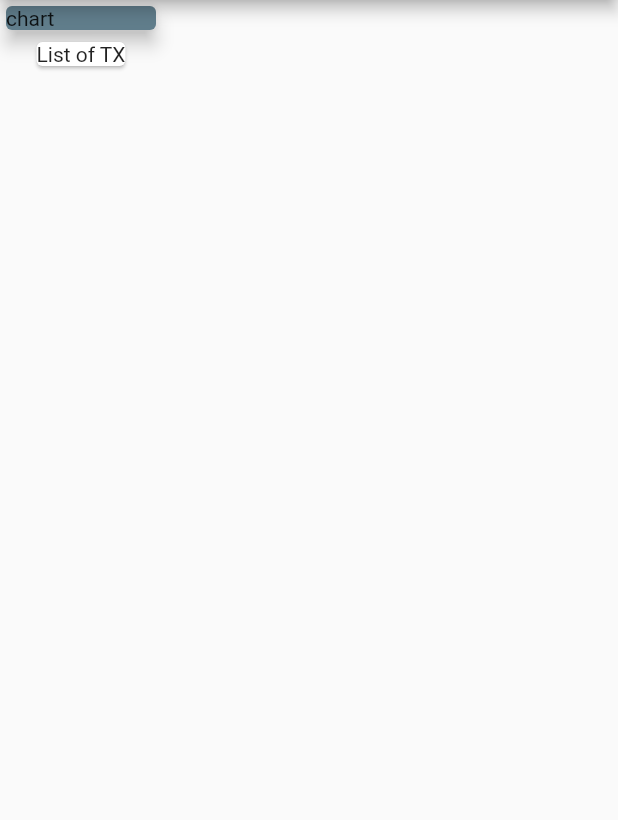
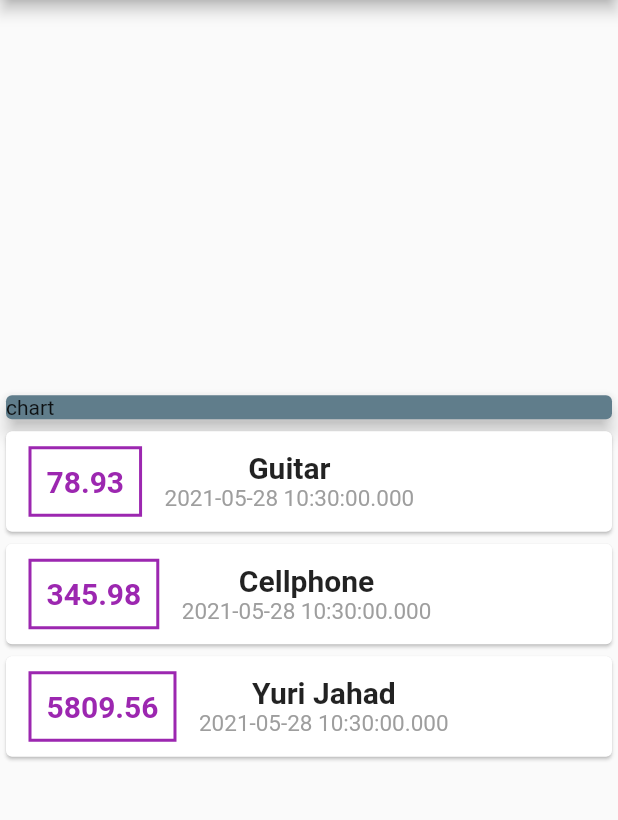
Before and after one commit to AndresN17/Expenses_App, a Flutter app: the screen it shows after launch, on a phone screen of 412 x 824 dp, the part 84-904 px from its top. Run offline on Flutter 3.47's test engine with Material 2 defaults, Android fonts, the phone set to English and light mode, and no system bars.

Commit message:
Adding rows and columns an styling the components

```diff
--- a/lib/main.dart
+++ b/lib/main.dart
@@ -1,4 +1,5 @@
 import 'package:flutter/material.dart';
+import './transaction.dart';
 
 void main() => runApp(MyApp());
 
@@ -13,6 +14,13 @@ class MyApp extends StatelessWidget {
 }
 
 class MyHomePage extends StatelessWidget {
+  final List<Transaction> transactions = [
+    Transaction(id: '1', title: 'Guitar', amount: 78.93, date: DateTime.now()),
+    Transaction(
+        id: '2', title: 'Cellphone', amount: 345.98, date: DateTime.now()),
+    Transaction(
+        id: '3', title: 'Yuri Jahad', amount: 5809.56, date: DateTime.now()),
+  ];
   @override
   Widget build(BuildContext context) {
     return Scaffold(
@@ -20,14 +28,49 @@ class MyHomePage extends StatelessWidget {
           title: Text("Expense App"),
         ),
         body: Column(
+          mainAxisAlignment: MainAxisAlignment.center,
+          crossAxisAlignment: CrossAxisAlignment.stretch,
           children: <Widget>[
-            Card(
-              color:Colors.blueGrey,
-              child: Container(width: 100, child: Text("chart")),
-              elevation: 5,
+            Container(
+              width: double.infinity,
+              child: Card(
+                color: Colors.blueGrey,
+                child: Text("chart"),
+                elevation: 5,
+              ),
             ),
-            Card(
-              child: Text("List of TX"),
+            Column(
+              children: transactions.map((transaction) {
+                return Card(
+                    child: Row(
+                  mainAxisAlignment: MainAxisAlignment.start,
+                  children: <Widget>[
+                    Container(
+                      margin:
+                          EdgeInsets.symmetric(vertical: 10, horizontal: 15),
+                      child: Text(transaction.amount.toString(),
+                          style: TextStyle(
+                              fontWeight: FontWeight.bold,
+                              fontSize: 20,
+                              color: Colors.purple)),
+                      decoration: BoxDecoration(
+                        border: Border.all(color: Colors.purple, width: 2),
+                      ),
+                      padding: EdgeInsets.all(10),
+                    ),
+                    Column(
+                      children: <Widget>[
+                        Text(transaction.title,
+                            style: TextStyle(
+                              fontSize: 20,
+                              fontWeight: FontWeight.bold,
+                            )),
+                        Text(transaction.date.toString(), style: TextStyle(fontSize: 15, color: Colors.grey)),
+                      ],
+                    ),
+                  ],
+                ));
+              }).toList(),
             ),
           ],
         ));
--- /dev/null
+++ b/lib/transaction.dart
@@ -0,0 +1,14 @@
+import 'package:flutter/material.dart';
+
+class Transaction {
+  final String id;
+  final String title;
+  final double amount;
+  final DateTime date;
+
+  Transaction(
+      {@required this.id,
+      @required this.title,
+      @required this.amount,
+      @required this.date});
+}
```
